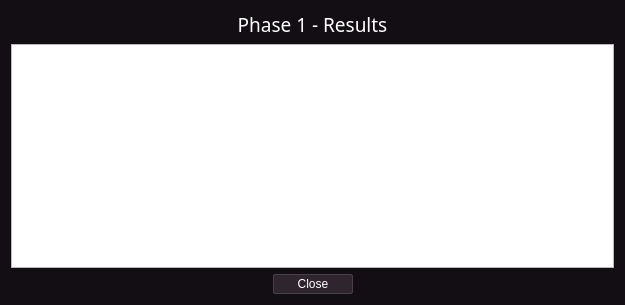
Above: core/qt5/PayloadShow.ui from VainlyStrain/Vailyn before the change. Below: the same form after it.
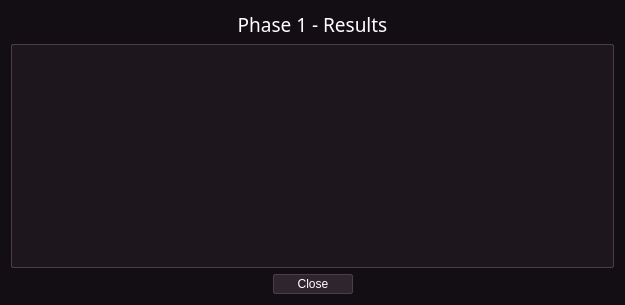
That is the form after the change. Icons and pictures are not drawn.

```diff
--- a/core/qt5/PayloadShow.ui
+++ b/core/qt5/PayloadShow.ui
@@ -774,6 +774,14 @@
 background-color: #221922;
 image: none;
 }
+
+QTextBrowser {
+border: 1px solid #4a3e4a;
+padding: 2;
+border-radius: 2px;
+background-color: #1d161d;
+selection-background-color: #271d27;
+}
 </string>
   </property>
   <property name="sizeGripEnabled">
```
